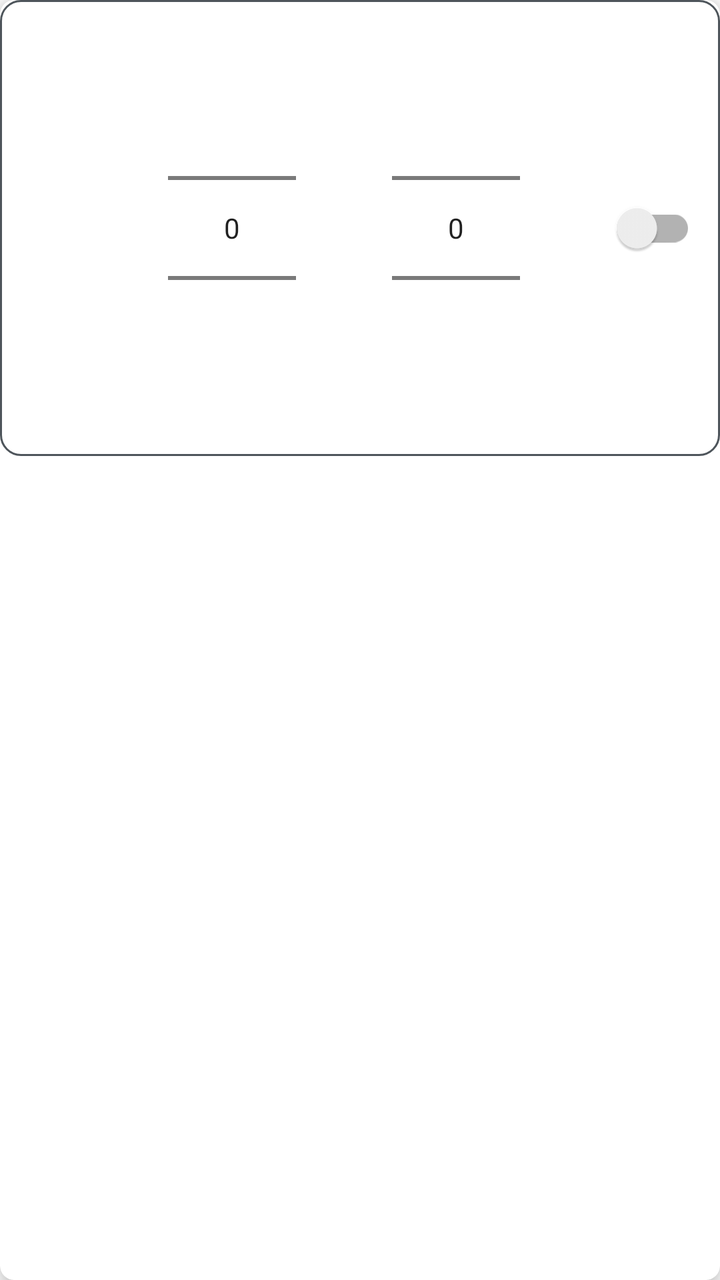
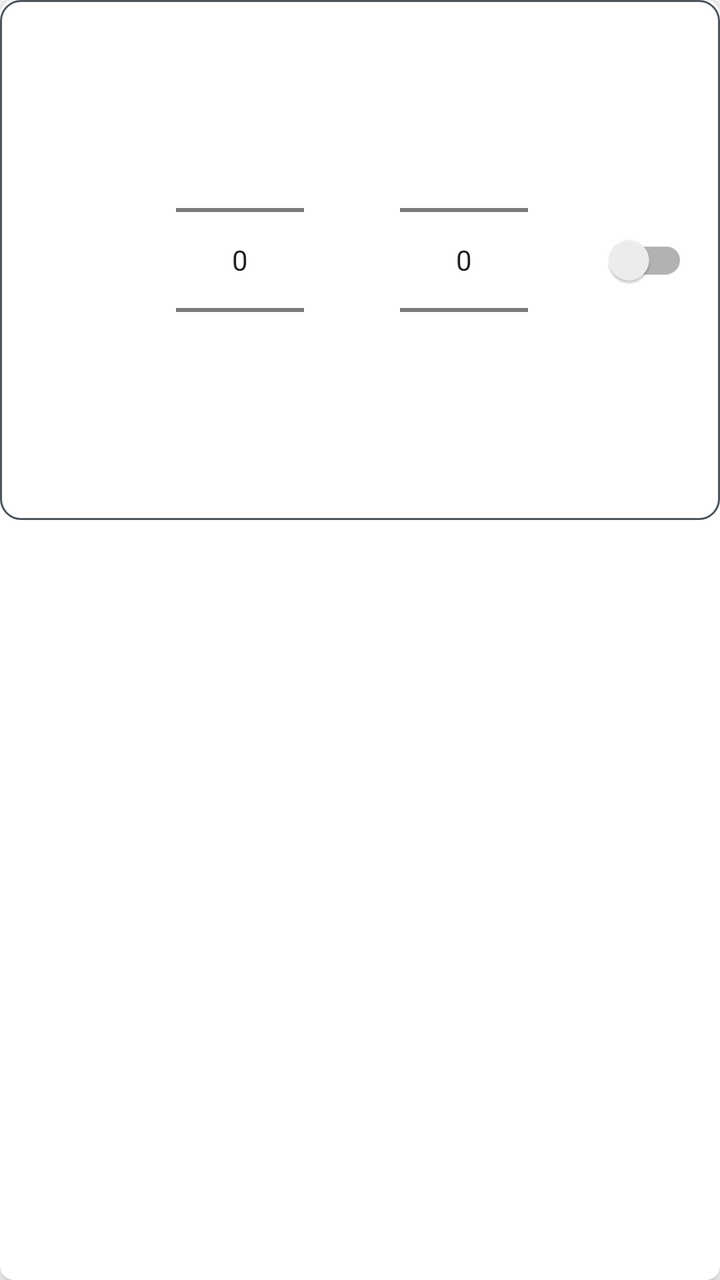

An Android layout rendered at two revisions. The XML below is the earlier revision; the diff shows what the commit changed to produce the second picture.
<!-- AndroidManifest.xml: application theme AppTheme -->
<!-- res/layout/list_item_weather_settings.xml -->
<?xml version="1.0" encoding="utf-8"?>
<layout xmlns:android="http://schemas.android.com/apk/res/android">

    <data>

        <variable
            name="viewModel"
            type="eu.agribot.agribotapp.ui.fragment.taskcreator.weatherselect.recycler.WeatherSettingsListItemViewModel" />
    </data>


    <androidx.cardview.widget.CardView
        xmlns:card_view="http://schemas.android.com/apk/res-auto"
        android:layout_width="match_parent"
        android:layout_height="wrap_content"
        android:foregroundGravity="center"
        android:background="@color/background_gray"
        android:layout_margin="@dimen/margin_small"
        card_view:cardCornerRadius="7dp"
        card_view:cardElevation="7dp"
        card_view:cardMaxElevation="7dp">

        <LinearLayout
            android:layout_width="match_parent"
            android:layout_height="wrap_content"
            android:gravity="center"
            android:background="@drawable/rounded_corner_layout">

            <TextView
                android:id="@+id/current_value"
                android:layout_width="wrap_content"
                android:layout_height="wrap_content"
                android:gravity="center"
                android:textColor="@color/base_green" />

            <ImageView
                android:id="@+id/weather_icon"
                android:layout_width="wrap_content"
                android:layout_height="wrap_content"
                android:layout_gravity="center"
                android:layout_margin="@dimen/margin_xlarge" />


            <NumberPicker
                android:id="@+id/condition"
                android:layout_width="wrap_content"
                android:layout_height="wrap_content"
                android:layout_gravity="center"
                android:layout_margin="@dimen/margin_xlarge" />

            <NumberPicker
                android:id="@+id/value"
                android:layout_width="wrap_content"
                android:layout_height="wrap_content"
                android:layout_gravity="center"
                android:layout_margin="@dimen/margin_xlarge" />

            <TextView
                android:id="@+id/unit"
                android:layout_width="wrap_content"
                android:layout_height="wrap_content"
                android:layout_gravity="center"
                android:layout_margin="@dimen/margin_medium"
                android:textSize="@dimen/text_size_xlarge" />

            <androidx.appcompat.widget.SwitchCompat
                android:id="@+id/activation_switch"
                android:layout_width="wrap_content"
                android:layout_height="wrap_content"
                android:layout_gravity="center" />

        </LinearLayout>

    </androidx.cardview.widget.CardView>
</layout>
<!-- resources referenced by this layout -->
<resources>
  <color name="background_gray">#f1f1f1</color>
  <color name="base_green">#719430</color>
  <dimen name="margin_medium">8dp</dimen>
  <dimen name="margin_small">4dp</dimen>
  <dimen name="margin_xlarge">24dp</dimen>
  <dimen name="text_size_xlarge">20sp</dimen>
  <!-- drawable rounded_corner_layout (drawable-mdpi) -->
  <?xml version="1.0" encoding="utf-8"?>
  <shape xmlns:android="http://schemas.android.com/apk/res/android">
  
      <solid android:color="@android:color/white"/>
      <corners android:radius="10dp"/>
      <stroke
          android:width="1dp"
          android:color="@color/gray" />
  
  </shape>
  <style name="AppTheme" parent="Theme.MaterialComponents.Light.DarkActionBar">
          
          <item name="colorPrimary">@color/colorPrimary</item>
          <item name="colorPrimaryDark">@color/colorPrimaryDark</item>
          <item name="colorAccent">@color/colorAccent</item>
      </style>
  <color name="gray">#4E555B</color>
  <color name="colorPrimary">@color/base_green</color>
  <color name="colorPrimaryDark">@color/base_green_darker</color>
  <color name="colorAccent">@color/gray</color>
  <color name="base_green_darker">#426600</color>
</resources>

<!-- the commit's change to res/layout/list_item_weather_settings.xml (unified diff, before → after) -->
@@ -24,6 +24,7 @@
             android:layout_width="match_parent"
             android:layout_height="wrap_content"
             android:gravity="center"
+            android:padding="@dimen/margin_large"
             android:background="@drawable/rounded_corner_layout">
 
             <TextView
<!-- resource entries referenced after the edit -->
@@ -2,6 +2,7 @@
 <resources>
   <color name="background_gray">#f1f1f1</color>
   <color name="base_green">#719430</color>
+  <dimen name="margin_large">16dp</dimen>
   <dimen name="margin_medium">8dp</dimen>
   <dimen name="margin_small">4dp</dimen>
   <dimen name="margin_xlarge">24dp</dimen>
